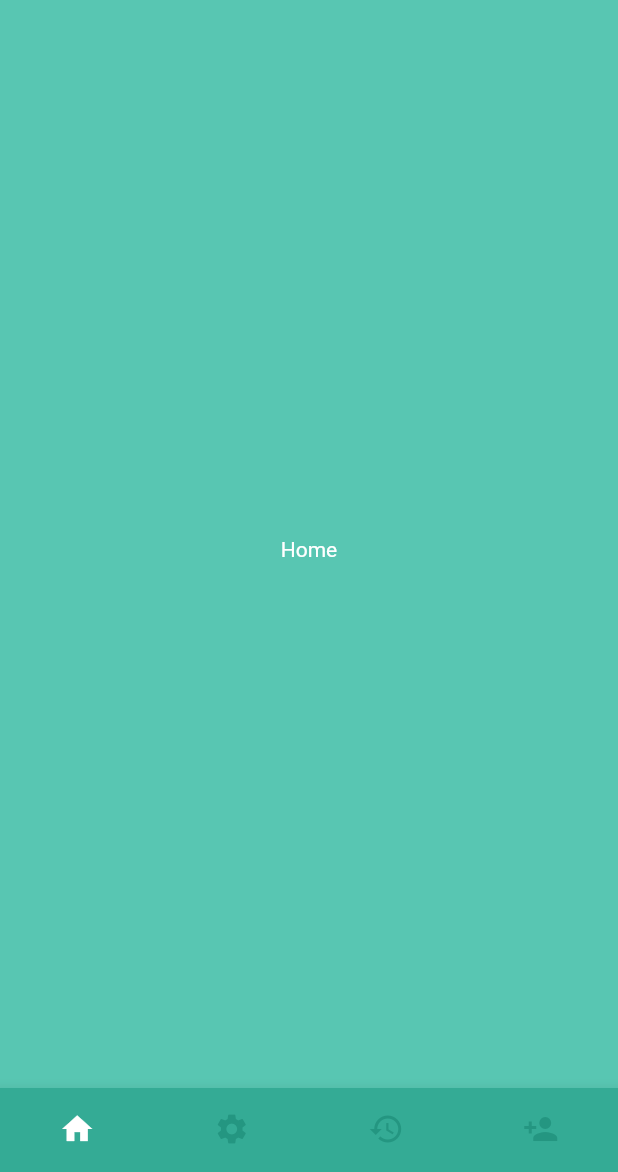
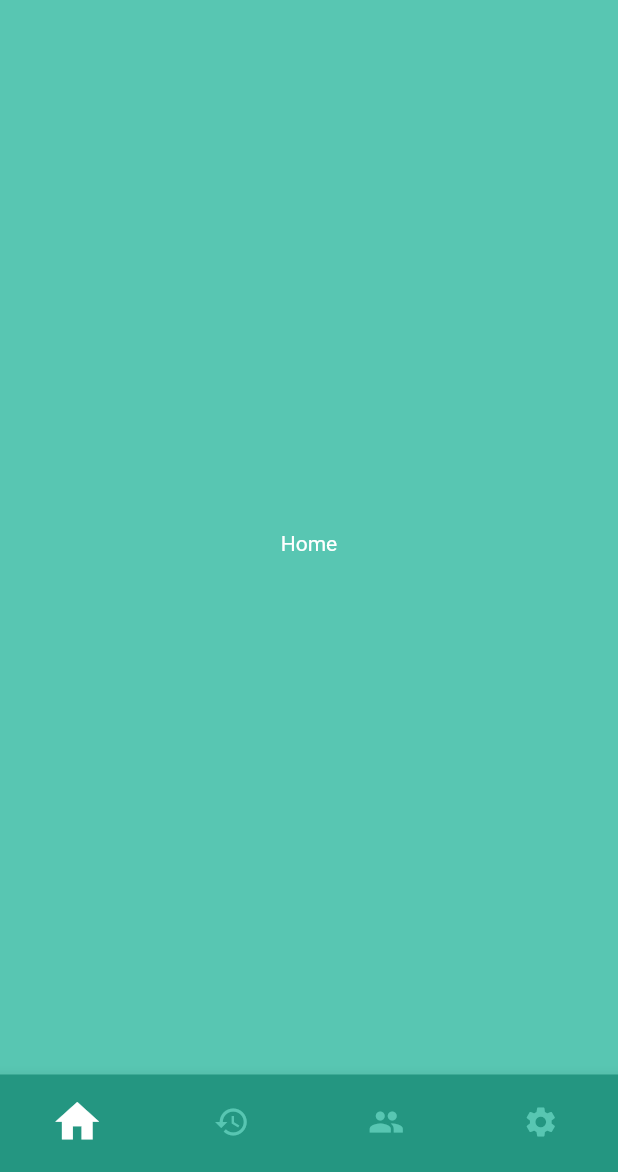
Before and after one commit to MarinJuricev/games_counter, a Flutter app: the screen it shows after launch, on a phone screen of 412 x 824 dp, the part 64-1236 px from its top. Run offline on Flutter 3.47's test engine with Material 2 defaults, Android fonts, the phone set to English and light mode, and no system bars.

Commit message:
Adds basic bottom nav that isn't backstack aware of each tab for now

```diff
--- a/lib/main.dart
+++ b/lib/main.dart
@@ -1,8 +1,7 @@
 import 'package:flutter/material.dart';
 import 'package:flutter/services.dart';
-import 'package:game_counter/presentation/pages/add_players_page.dart';
-import 'package:game_counter/presentation/pages/home_page.dart';
-import 'package:game_counter/presentation/widgets/bottom_nav.dart';
+
+import 'presentation/pages/home_bottom_navigation_route.dart';
 
 void main() => runApp(MyApp());
 
@@ -21,15 +20,7 @@ class MyApp extends StatelessWidget {
         primaryTextTheme: Typography(platform: TargetPlatform.iOS).white,
         textTheme: Typography(platform: TargetPlatform.iOS).white,
       ),
-      home: SafeArea(
-        child: Scaffold(
-          body: HomePage(),
-          bottomNavigationBar: BottomNav(),
-        ),
-      ),
-      routes: {
-        AddPlayersPage.ROUTE_NAME: (_) => AddPlayersPage(),
-      },
+      home: HomeBottomNavRoute(),
     );
   }
 }
--- /dev/null
+++ b/lib/presentation/pages/home_bottom_navigation_route.dart
@@ -0,0 +1,71 @@
+import 'package:flutter/material.dart';
+import 'package:game_counter/presentation/pages/add_players_page.dart';
+import 'package:game_counter/presentation/pages/history_page.dart';
+import 'package:game_counter/presentation/pages/home_page.dart';
+import 'package:game_counter/presentation/pages/settings_page.dart';
+
+class HomeBottomNavRoute extends StatefulWidget {
+  HomeBottomNavRoute({Key key}) : super(key: key);
+
+  @override
+  _HomeBottomNavRouteState createState() => _HomeBottomNavRouteState();
+}
+
+class _HomeBottomNavRouteState extends State<HomeBottomNavRoute> {
+  List<Widget> _bottomPages;
+  int _selectedPageIndex = 0;
+
+  void _selectPage(int page) {
+    setState(() => _selectedPageIndex = page);
+  }
+
+  @override
+  void initState() {
+    super.initState();
+
+    _bottomPages = [
+      HomePage(),
+      HistoryPage(),
+      AddPlayersPage(),
+      SettingsPage(),
+    ];
+  }
+
+  @override
+  Widget build(BuildContext context) {
+    return Scaffold(
+      body: SafeArea(
+        child: _bottomPages[_selectedPageIndex],
+      ),
+      bottomNavigationBar: BottomNavigationBar(
+        onTap: _selectPage,
+        backgroundColor: Theme.of(context).primaryColor,
+        unselectedItemColor: Theme.of(context).scaffoldBackgroundColor,
+        selectedItemColor: Colors.white,
+        currentIndex: _selectedPageIndex,
+        type: BottomNavigationBarType.fixed,
+        showSelectedLabels: false,
+        selectedIconTheme: IconThemeData(size: 35),
+        showUnselectedLabels: false,
+        items: [
+          BottomNavigationBarItem(
+            icon: Icon(Icons.home),
+            title: Text('Home'),
+          ),
+          BottomNavigationBarItem(
+            icon: Icon(Icons.history),
+            title: Text('History'),
+          ),
+          BottomNavigationBarItem(
+            icon: Icon(Icons.people),
+            title: Text('Add Player'),
+          ),
+          BottomNavigationBarItem(
+            icon: Icon(Icons.settings),
+            title: Text('Settings'),
+          ),
+        ],
+      ),
+    );
+  }
+}
--- a/lib/presentation/pages/home_page.dart
+++ b/lib/presentation/pages/home_page.dart
@@ -3,7 +3,6 @@ import 'package:flutter/material.dart';
 import '../widgets/game_title.dart';
 
 class HomePage extends StatefulWidget {
-  static const ROUTE_NAME = '/';
   HomePage({Key key}) : super(key: key);
 
   @override
--- a/lib/presentation/widgets/bottom_nav.dart
+++ /dev/null
@@ -1,65 +0,0 @@
-import 'package:flutter/material.dart';
-
-import '../pages/add_players_page.dart';
-import '../pages/home_page.dart';
-
-class BottomNav extends StatefulWidget {
-  const BottomNav({
-    Key key,
-  }) : super(key: key);
-
-  @override
-  _BottomNavState createState() => _BottomNavState();
-}
-
-class _BottomNavState extends State<BottomNav> {
-  int _selectedIndex = 0;
-
-  void _onItemTapped(int index) {
-    setState(() {
-      _selectedIndex = index;
-
-      switch(index){
-        case 0: {
-          // Navigator.pushNamed(context, HomePage.ROUTE_NAME);
-          break;
-        }
-        case 3: {
-          Navigator.pushNamed(context, AddPlayersPage.ROUTE_NAME);
-        }
-      }
-    });
-  }
-
-  @override
-  Widget build(BuildContext context) {
-    return BottomNavigationBar(
-      items: const <BottomNavigationBarItem>[
-        BottomNavigationBarItem(
-          icon: Icon(Icons.home),
-          title: Text('Home'),
-        ),
-        BottomNavigationBarItem(
-          icon: Icon(Icons.settings),
-          title: Text('Settings'),
-        ),
-        BottomNavigationBarItem(
-          icon: Icon(Icons.history),
-          title: Text('History'),
-        ),
-        BottomNavigationBarItem(
-          icon: Icon(Icons.person_add),
-          title: Text('Players'),
-        ),
-      ],
-      currentIndex: _selectedIndex,
-      backgroundColor: Theme.of(context).accentColor,
-      selectedItemColor: Colors.white,
-      unselectedItemColor: Theme.of(context).primaryColor,
-      onTap: _onItemTapped,
-      showSelectedLabels: false,
-      showUnselectedLabels: false,
-      type: BottomNavigationBarType.fixed,
-    );
-  }
-}
```
Also changed, not shown: lib/presentation/pages/add_players_page.dart (+8 -1 lines), lib/presentation/pages/history_page.dart (+28 -0 lines), lib/presentation/pages/settings_page.dart (+27 -0 lines).
